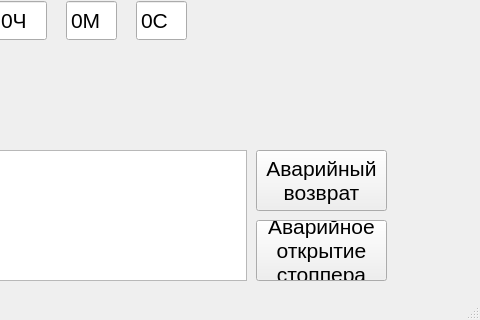
Old version of the form mainwindow.ui in the repository beeleph/PanelRegata2; both pictures show x 544 to 1024 and y 400 to 720 of the 1024 by 720 pixel window.
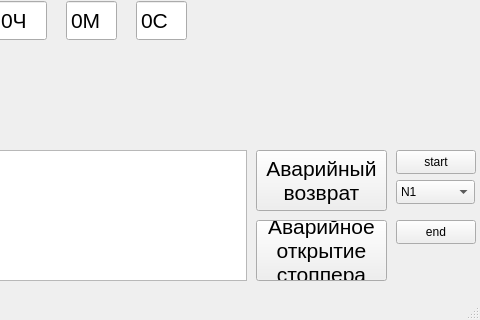
New version of the form. Icons and pictures are not drawn. Custom widgets are drawn as their Qt base class.

Commit message: testing new DB interactions

Patch:
```diff
--- a/mainwindow.ui
+++ b/mainwindow.ui
@@ -1664,6 +1664,57 @@
      <set>Qt::AlignRight|Qt::AlignTrailing|Qt::AlignVCenter</set>
     </property>
    </widget>
+   <widget class="QPushButton" name="testStartButton">
+    <property name="geometry">
+     <rect>
+      <x>940</x>
+      <y>550</y>
+      <width>80</width>
+      <height>24</height>
+     </rect>
+    </property>
+    <property name="text">
+     <string>start</string>
+    </property>
+   </widget>
+   <widget class="QPushButton" name="testEndButton">
+    <property name="geometry">
+     <rect>
+      <x>940</x>
+      <y>620</y>
+      <width>80</width>
+      <height>24</height>
+     </rect>
+    </property>
+    <property name="text">
+     <string>end</string>
+    </property>
+   </widget>
+   <widget class="QComboBox" name="testPathComboBox">
+    <property name="geometry">
+     <rect>
+      <x>940</x>
+      <y>580</y>
+      <width>79</width>
+      <height>24</height>
+     </rect>
+    </property>
+    <item>
+     <property name="text">
+      <string>N1</string>
+     </property>
+    </item>
+    <item>
+     <property name="text">
+      <string>N2</string>
+     </property>
+    </item>
+    <item>
+     <property name="text">
+      <string>G</string>
+     </property>
+    </item>
+   </widget>
    <zorder>uzvLabel</zorder>
    <zorder>N1Button</zorder>
    <zorder>N2Button</zorder>
```
Left out of the diff: 3 changed lines with no effect on the pictures. The commit also changes 2 other files.
